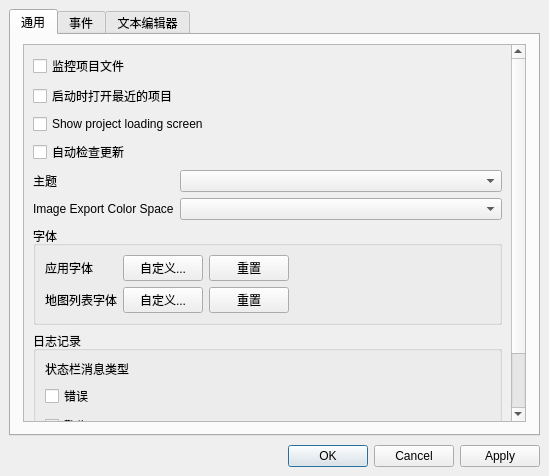
The window that forms/preferenceeditor.ui (andy3366/porymap-cn) describes before a commit, drawn with Qt 5.
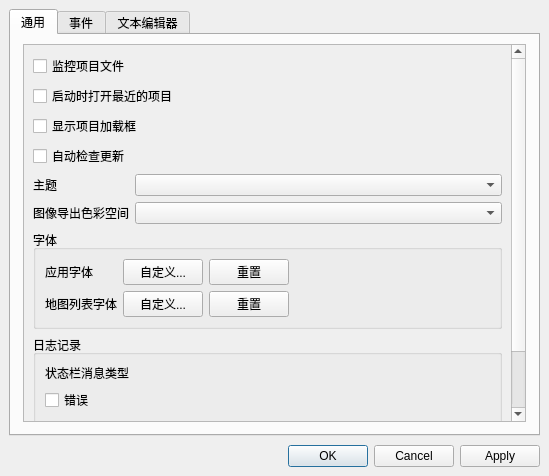
The same window after the commit. Custom widgets are drawn as their Qt base class.

Commit message: merge：同步上游 6.3.0 版本

Diff of the .ui file:
```diff
--- a/forms/preferenceeditor.ui
+++ b/forms/preferenceeditor.ui
@@ -101,7 +101,7 @@
               <item row="5" column="0">
                <widget class="QLabel" name="label_ColorSpace">
                 <property name="text">
-                 <string>Image Export Color Space</string>
+                 <string>图像导出色彩空间</string>
                 </property>
                </widget>
               </item>
@@ -121,7 +121,7 @@
                  <string>&lt;html&gt;&lt;head/&gt;&lt;body&gt;&lt;p&gt;If checked, a loading screen with progress information will appear when a project is opened.&lt;/p&gt;&lt;/body&gt;&lt;/html&gt;</string>
                 </property>
                 <property name="text">
-                 <string>Show project loading screen</string>
+                 <string>显示项目加载框</string>
                 </property>
                </widget>
               </item>
```
Left out of the diff: 4 changed lines with no effect on the pictures.
